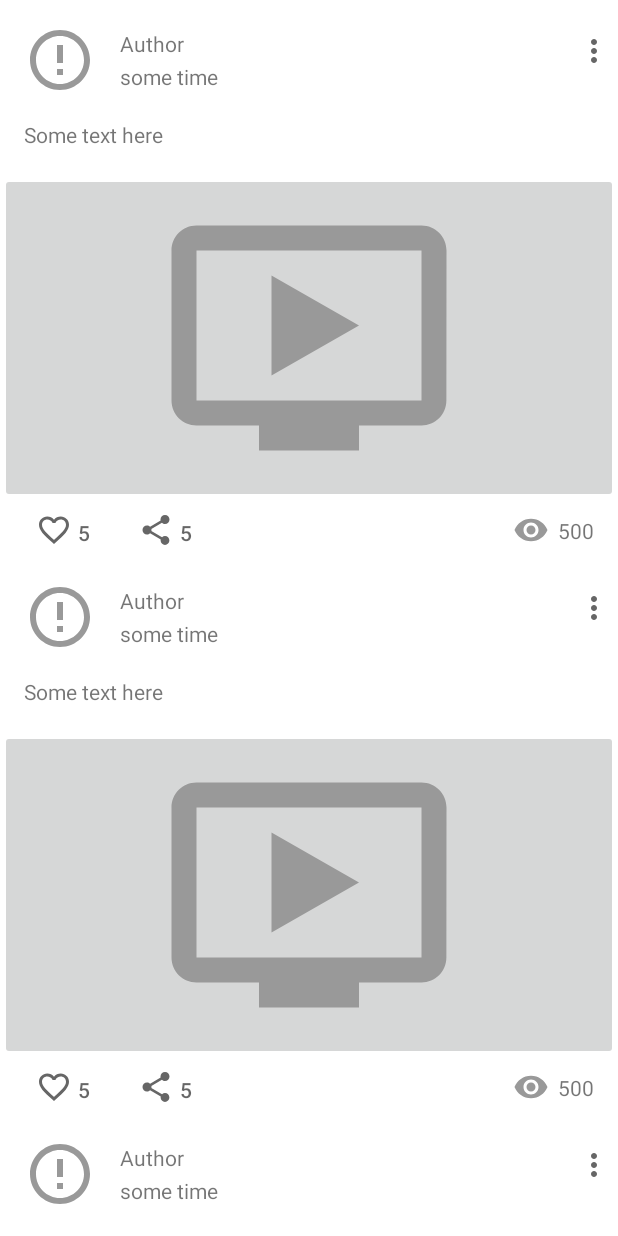
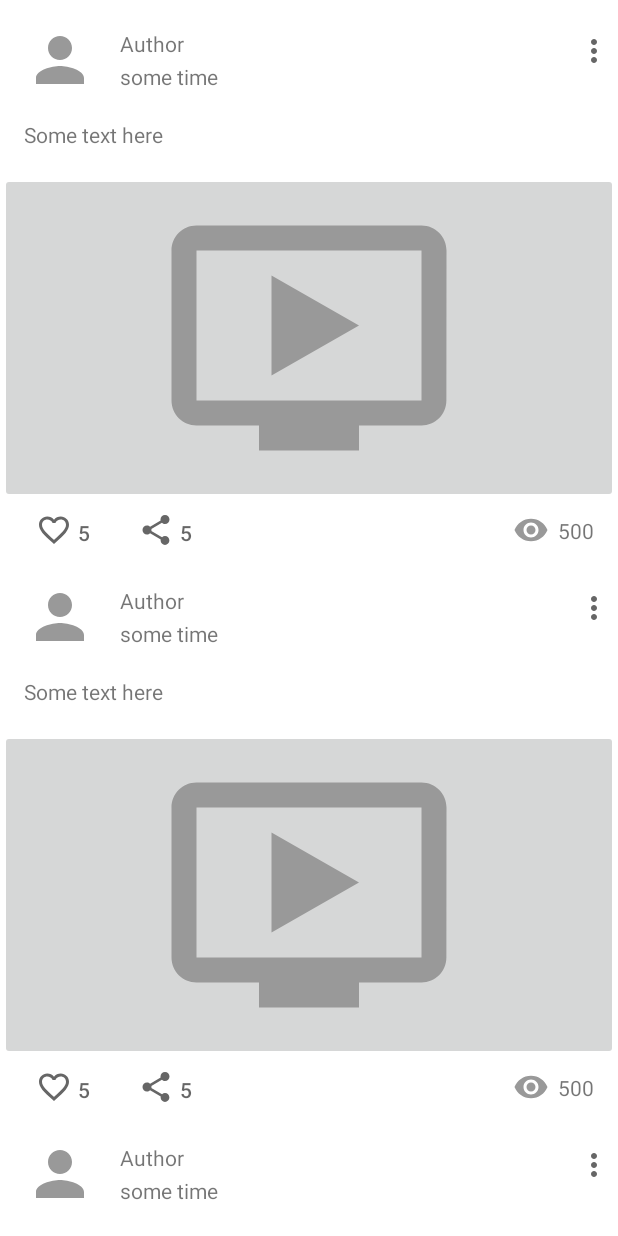
Before and after one commit to Garshishka/NeWork, an Android app: the layout fragment_posts.xml on its own in the app's theme, with its tools: preview values and no code run, on a phone screen of 412 x 824 dp. Run offline under Robolectric (Android 15) with nearby library versions, the phone set to English and light mode, and no system bars.

Commit message:
Added to Post liked and mentioned IDs and showing their amount Made post timestamp more presentable

```diff
--- a/app/build.gradle
+++ b/app/build.gradle
@@ -12,7 +12,7 @@ android {
 
     defaultConfig {
         applicationId "ru.netology.nework"
-        minSdk 24
+        minSdk 26
         targetSdk 33
         versionCode 1
         versionName "1.0"
--- a/app/src/main/java/ru/netology/nework/db/AppDb.kt
+++ b/app/src/main/java/ru/netology/nework/db/AppDb.kt
@@ -2,7 +2,9 @@ package ru.netology.nework.db
 
 import androidx.room.Database
 import androidx.room.RoomDatabase
+import androidx.room.TypeConverters
 import ru.netology.nework.dao.PostDao
+import ru.netology.nework.entity.IdListConverter
 import ru.netology.nework.entity.PostEntity
 
 @Database(
@@ -10,6 +12,7 @@ import ru.netology.nework.entity.PostEntity
     version = 1,
     exportSchema = false,
 )
+@TypeConverters(IdListConverter::class)
 abstract class AppDb : RoomDatabase(){
     abstract fun postDao(): PostDao
 }
--- a/app/src/main/java/ru/netology/nework/dto/Post.kt
+++ b/app/src/main/java/ru/netology/nework/dto/Post.kt
@@ -10,9 +10,11 @@ data class Post (
     val published: String,
     val coordinates: Coordinates?,
     val link: String?,
-    val likesAmount: Long = 0,
+    val likeOwnerIds: List<Int>,
+   // val likesAmount: Long = 0,
     //TODO(like and mention list)
-    val mentionsAmount: Long = 0,
+    val mentionIds: List<Int>,
+    //val mentionsAmount: Long = 0,
     val mentionedMe: Boolean = false,
     val likedByMe: Boolean = false,
     val attachment: Attachment? = null,
--- a/app/src/main/java/ru/netology/nework/repository/PostRepositoryImpl.kt
+++ b/app/src/main/java/ru/netology/nework/repository/PostRepositoryImpl.kt
@@ -28,6 +28,7 @@ class PostRepositoryImpl @Inject constructor(
             throw RuntimeException(response.code().toString())
         }
         val posts = response.body() ?: throw RuntimeException("body is null")
+        println("peep")
         postDao.insert(posts.map(PostEntity.Companion::fromDto))
 
        // postDao.getAllUnsent().forEach { save(it.toDto()) }
--- /dev/null
+++ b/app/src/main/res/drawable/baseline_person_24.xml
@@ -0,0 +1,5 @@
+<vector android:height="24dp" android:tint="#999999"
+    android:viewportHeight="24" android:viewportWidth="24"
+    android:width="24dp" xmlns:android="http://schemas.android.com/apk/res/android">
+    <path android:fillColor="@android:color/white" android:pathData="M12,12c2.21,0 4,-1.79 4,-4s-1.79,-4 -4,-4 -4,1.79 -4,4 1.79,4 4,4zM12,14c-2.67,0 -8,1.34 -8,4v2h16v-2c0,-2.66 -5.33,-4 -8,-4z"/>
+</vector>
--- /dev/null
+++ b/app/src/main/res/drawable/ic_baseline_downloading_48.xml
@@ -0,0 +1,5 @@
+<vector xmlns:android="http://schemas.android.com/apk/res/android" android:width="48dp"
+    android:height="48dp" android:tint="#999999"
+    android:viewportWidth="24" android:viewportHeight="24">
+    <path android:fillColor="@android:color/white" android:pathData="M18.32,4.26C16.84,3.05 15.01,2.25 13,2.05v2.02c1.46,0.18 2.79,0.76 3.9,1.62L18.32,4.26zM19.93,11h2.02c-0.2,-2.01 -1,-3.84 -2.21,-5.32L18.31,7.1C19.17,8.21 19.75,9.54 19.93,11zM18.31,16.9l1.43,1.43c1.21,-1.48 2.01,-3.32 2.21,-5.32h-2.02C19.75,14.46 19.17,15.79 18.31,16.9zM13,19.93v2.02c2.01,-0.2 3.84,-1 5.32,-2.21l-1.43,-1.43C15.79,19.17 14.46,19.75 13,19.93zM13,12V7h-2v5H7l5,5l5,-5H13zM11,19.93v2.02c-5.05,-0.5 -9,-4.76 -9,-9.95s3.95,-9.45 9,-9.95v2.02C7.05,4.56 4,7.92 4,12S7.05,19.44 11,19.93z"/>
+</vector>
--- a/app/src/main/res/layout/layout_post.xml
+++ b/app/src/main/res/layout/layout_post.xml
@@ -11,10 +11,10 @@
         android:layout_height="@dimen/avatar_size"
         android:layout_margin="@dimen/margin_default"
         android:contentDescription="@string/description_post_author_avatar"
-        android:src="@drawable/ic_launcher_foreground"
+        android:src="@drawable/baseline_person_24"
         app:layout_constraintStart_toStartOf="parent"
         app:layout_constraintTop_toTopOf="parent"
-        tools:srcCompat="@drawable/ic_baseline_error_outline_48" />
+        />
 
     <TextView
         android:id="@+id/author"
--- a/app/src/main/res/navigation/nav_main.xml
+++ b/app/src/main/res/navigation/nav_main.xml
@@ -3,7 +3,7 @@
     xmlns:app="http://schemas.android.com/apk/res-auto"
     xmlns:tools="http://schemas.android.com/tools"
     android:id="@+id/nav_main"
-    app:startDestination="@id/fragment_sing_in">
+    app:startDestination="@id/postFeedFragment">
 
     <fragment
         android:id="@+id/postFeedFragment"
```
Also changed, not shown: app/src/main/java/ru/netology/nework/entity/IdListConverter.kt (added, +16 -0 lines), app/src/main/java/ru/netology/nework/entity/PostEntity.kt (+8 -6 lines), app/src/main/java/ru/netology/nework/utils/ViewExtensions.kt (added, +15 -0 lines), app/src/main/java/ru/netology/nework/viewholder/PostViewHolder.kt (+20 -12 lines).
